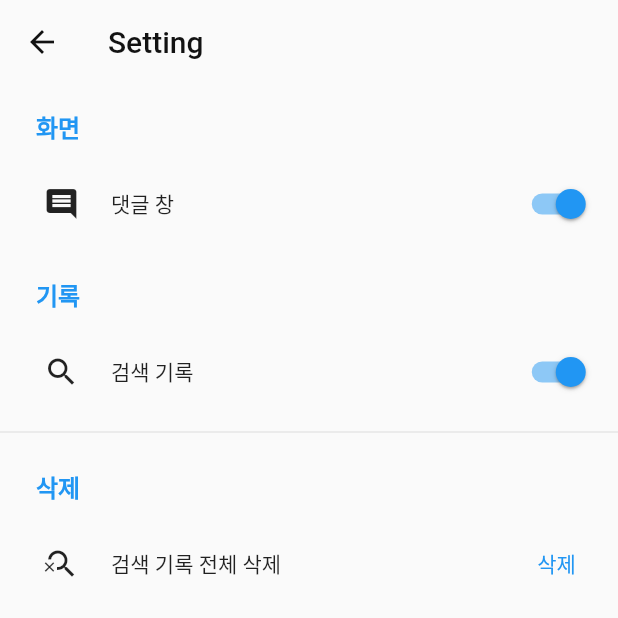
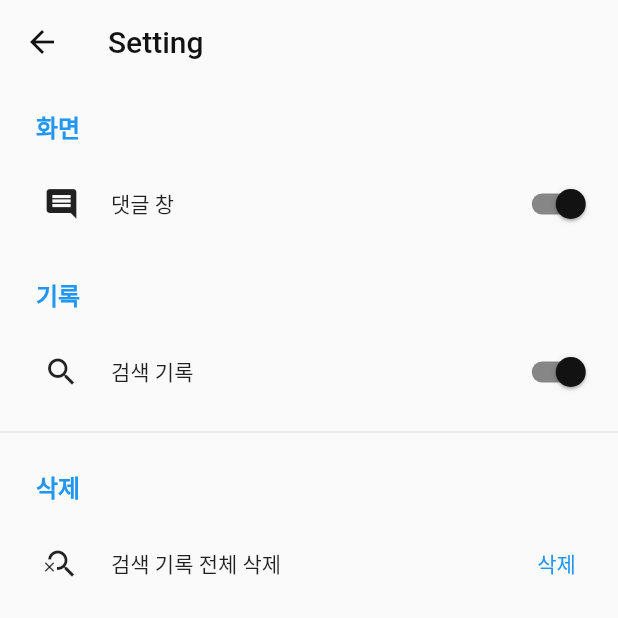
Before and after one commit to negu63/no-recommendation, a Flutter app: the SettingPage screen opened by its route, on a phone screen of 412 x 824 dp, the top half of it. Run offline on Flutter 3.47's test engine with Material 2 defaults, Android fonts, the phone set to English and light mode, and no system bars; our stand-ins replace get, hive, hive_flutter; missing offline and left inert: flutter_inappwebview; accounts and stored records are empty.

Commit message:
chore: 설정 페이지 토글 버튼 active 색상 변경

```diff
--- a/lib/modules/setting/local_widgets/toggle_button.dart
+++ b/lib/modules/setting/local_widgets/toggle_button.dart
@@ -1,5 +1,6 @@
 import 'package:flutter/material.dart';
 import 'package:get/get.dart';
+import 'package:norecommendation/core/theme/color_theme.dart';
 import 'package:norecommendation/core/utils/box_manager.dart';
 
 class ToggleButton extends StatelessWidget {
@@ -42,6 +43,7 @@ class ToggleButton extends StatelessWidget {
                     ),
                   );
                 },
+                activeColor: darkGrey18,
               ),
             ),
           ),
```
